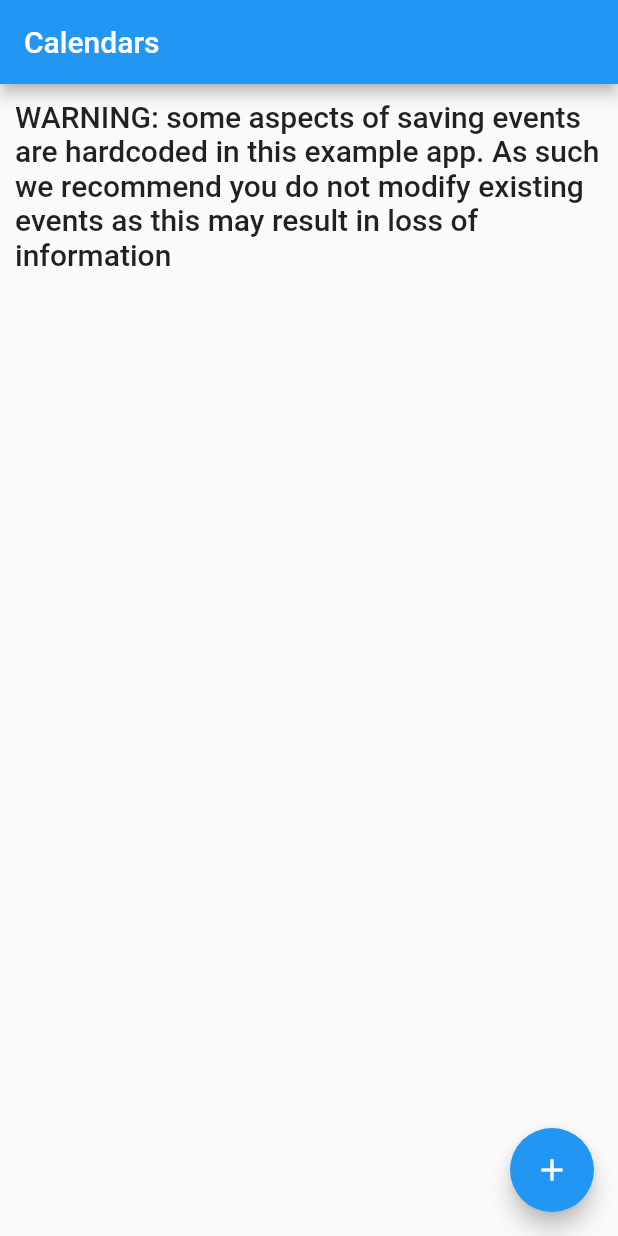
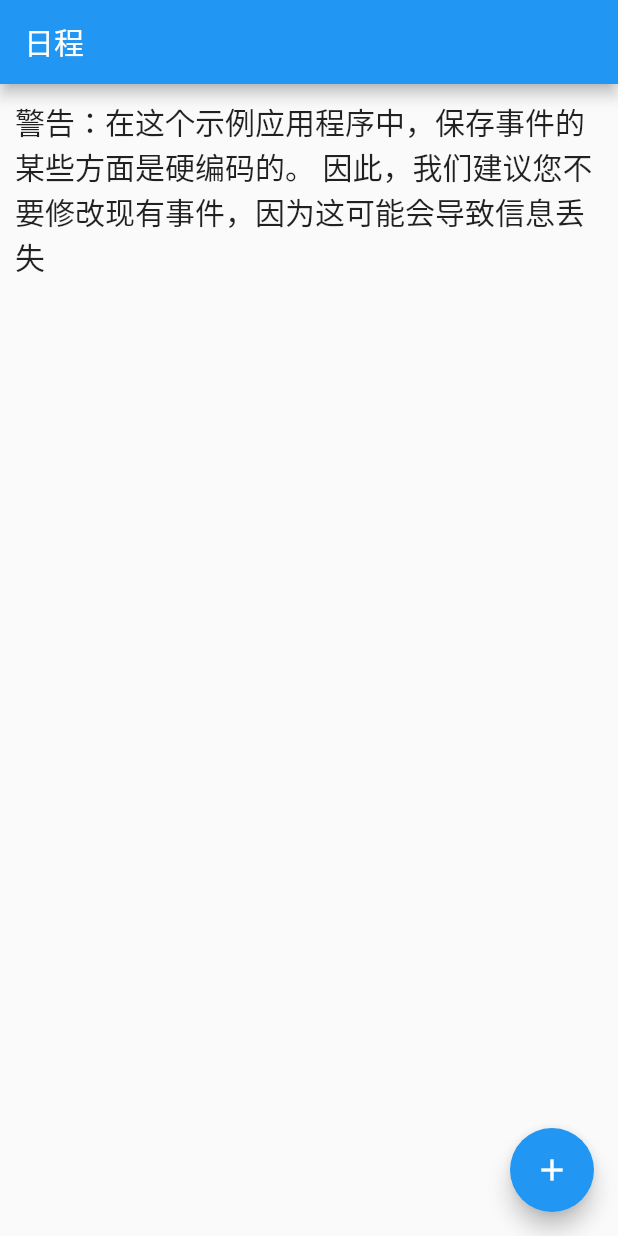
Before and after one commit to ITmxs/flutter_device_calendar, a Flutter app: the screen it shows after launch, on a phone screen of 412 x 824 dp. Run offline on Flutter 3.47's test engine with Material 2 defaults, Android fonts, the phone set to English and light mode, and no system bars; missing offline and left inert: device_calendar.

```diff
--- a/lib/presentation/pages/calendar_event.dart
+++ b/lib/presentation/pages/calendar_event.dart
@@ -658,6 +658,7 @@ class _CalendarEventPageState extends State<CalendarEventPage> {
 
               Result<dynamic> result;
               if (_event.eventId?.isEmpty ?? true) {
+                //向系统日历写入
                 result = await _deviceCalendarPlugin.createOrUpdateEvent(_event);
               }
               else {
--- a/lib/presentation/pages/calendar_events.dart
+++ b/lib/presentation/pages/calendar_events.dart
@@ -62,7 +62,7 @@ class _CalendarEventsPageState extends State<CalendarEventsPage> {
                   )
               ],
             )
-          : Center(child: Text('No events found')),
+          : Center(child: Text('没有发现事件')),
       floatingActionButton: _getAddEventButton(context)
     );
   }
--- a/lib/presentation/pages/calendars.dart
+++ b/lib/presentation/pages/calendars.dart
@@ -37,14 +37,14 @@ class _CalendarsPageState extends State<CalendarsPage> {
   Widget build(BuildContext context) {
     return Scaffold(
       appBar: AppBar(
-        title: Text('Calendars'),
+        title: Text('日程'),
       ),
       body: Column(
         children: [
           Padding(
             padding: const EdgeInsets.all(10.0),
             child: Text(
-              'WARNING: some aspects of saving events are hardcoded in this example app. As such we recommend you do not modify existing events as this may result in loss of information',
+              '警告：在这个示例应用程序中，保存事件的某些方面是硬编码的。 因此，我们建议您不要修改现有事件，因为这可能会导致信息丢失',
               style: Theme.of(context).textTheme.title,
             ),
           ),
@@ -88,7 +88,7 @@ class _CalendarsPageState extends State<CalendarsPage> {
                           margin: const EdgeInsets.fromLTRB(0, 0, 5.0, 0),
                           padding: const EdgeInsets.all(3.0),
                           decoration: BoxDecoration(border: Border.all(color: Colors.blueAccent)),
-                          child: Text('Default'),
+                          child: Text('默认'),
                         ),
                         Icon(_calendars[index].isReadOnly
                             ? Icons.lock
```
Also changed, not shown: 1 other file.
